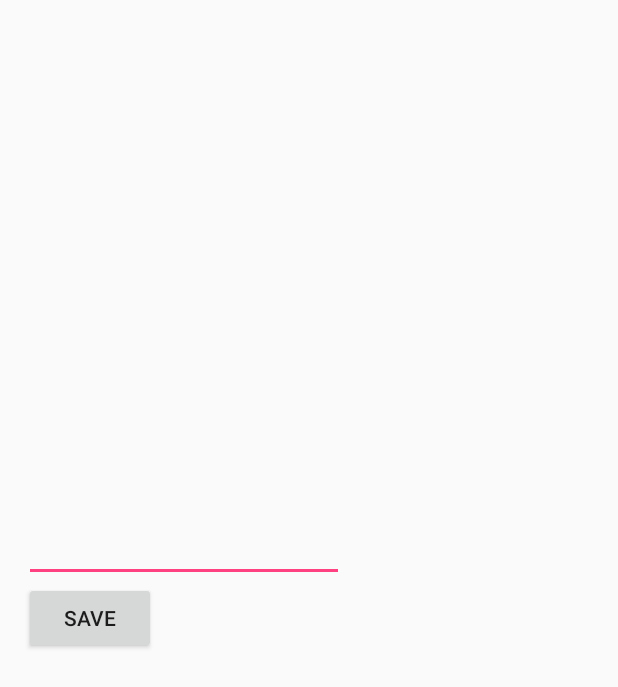
After one commit to SpoorthyB/Alisto, an Android app: the EditItemActivity screen opened directly, with no data from a screen before it, on a phone screen of 412 x 824 dp. The commit adds this screen. Shown: the top 687 px of the screen. Run offline under Robolectric (Android 15) with nearby library versions, the phone set to English and light mode, and no system bars.

Commit message:
added New Edit activity that displays selected ListItem

```diff
--- a/app/src/main/AndroidManifest.xml
+++ b/app/src/main/AndroidManifest.xml
@@ -18,6 +18,10 @@
                 <category android:name="android.intent.category.LAUNCHER" />
             </intent-filter>
         </activity>
+        <activity
+            android:name=".EditItemActivity"
+            android:label="@string/title_activity_edit_item"
+            android:theme="@style/AppTheme.NoActionBar"></activity>
     </application>
 
 </manifest>
--- /dev/null
+++ b/app/src/main/java/com/alisto/app/alisto/EditItemActivity.java
@@ -0,0 +1,22 @@
+package com.alisto.app.alisto;
+
+import android.os.Bundle;
+import android.support.v7.app.AppCompatActivity;
+import android.support.v7.widget.Toolbar;
+import android.widget.EditText;
+
+public class EditItemActivity extends AppCompatActivity {
+
+    EditText etEditTodo;
+    @Override
+    protected void onCreate(Bundle savedInstanceState) {
+        super.onCreate(savedInstanceState);
+        setContentView(R.layout.activity_edit_item);
+        Toolbar toolbar = (Toolbar) findViewById(R.id.toolbar);
+        setSupportActionBar(toolbar);
+        etEditTodo = (EditText)findViewById(R.id.etEditTodo);
+        String username = getIntent().getStringExtra("text");
+        etEditTodo.setText(username);
+    }
+
+}
--- a/app/src/main/java/com/alisto/app/alisto/MainActivity.java
+++ b/app/src/main/java/com/alisto/app/alisto/MainActivity.java
@@ -1,5 +1,6 @@
 package com.alisto.app.alisto;
 
+import android.content.Intent;
 import android.os.Bundle;
 import android.support.v7.app.AppCompatActivity;
 import android.support.v7.widget.Toolbar;
@@ -24,6 +25,7 @@ public class MainActivity extends AppCompatActivity {
     ArrayAdapter<String> itemsAdapter;
     ListView lvTodoList;
     EditText etEditText;
+    final int  REQUEST_CODE = 20;
 
     @Override
     protected void onCreate(Bundle savedInstanceState) {
@@ -43,6 +45,15 @@ public class MainActivity extends AppCompatActivity {
                 itemsAdapter.notifyDataSetChanged();
                 writeItems();
                 return true;
+            }
+        });
+        lvTodoList.setOnItemClickListener(new AdapterView.OnItemClickListener() {
+            @Override
+            public void onItemClick(AdapterView<?> adapterView, View view, int i, long l) {
+                Intent in = new Intent(MainActivity.this,EditItemActivity.class);
+                in.putExtra("position",i);
+                in.putExtra("text",lvTodoList.getItemAtPosition(i).toString());
+                startActivityForResult(in, REQUEST_CODE);
             }
         });
     }
--- /dev/null
+++ b/app/src/main/res/layout/activity_edit_item.xml
@@ -0,0 +1,42 @@
+<?xml version="1.0" encoding="utf-8"?>
+    <RelativeLayout xmlns:android="http://schemas.android.com/apk/res/android"
+    xmlns:app="http://schemas.android.com/apk/res-auto"
+    xmlns:tools="http://schemas.android.com/tools"
+    android:layout_width="match_parent"
+    android:layout_height="match_parent"
+    android:paddingBottom="@dimen/activity_vertical_margin"
+    android:paddingLeft="@dimen/activity_horizontal_margin"
+    android:paddingRight="@dimen/activity_horizontal_margin"
+    android:paddingTop="@dimen/activity_vertical_margin"
+    app:layout_behavior="@string/appbar_scrolling_view_behavior"
+    android:fitsSystemWindows="true"
+    tools:context="com.alisto.app.alisto.EditItemActivity">
+
+    <android.support.design.widget.AppBarLayout
+        android:layout_width="match_parent"
+        android:layout_height="wrap_content"
+        android:theme="@style/AppTheme.AppBarOverlay"
+        android:id="@+id/view">
+
+    </android.support.design.widget.AppBarLayout>
+
+    <EditText
+        android:layout_width="wrap_content"
+        android:layout_height="wrap_content"
+        android:inputType="textMultiLine"
+        android:ems="10"
+        android:id="@+id/etEditTodo"
+        android:layout_above="@+id/btnEdit"
+        android:layout_alignParentLeft="true"
+        android:layout_alignParentStart="true" />
+
+    <Button
+        android:layout_width="wrap_content"
+        android:layout_height="wrap_content"
+        android:text="@string/edit_button"
+        android:id="@+id/btnEdit"
+        android:layout_centerVertical="true"
+        android:layout_alignParentLeft="true"
+        android:layout_alignParentStart="true" />
+
+</RelativeLayout>
--- a/app/src/main/res/values/strings.xml
+++ b/app/src/main/res/values/strings.xml
@@ -3,4 +3,6 @@
     <string name="action_settings">Settings</string>
     <string name="new_button">ADD</string>
     <string name="add_item">Add a new item</string>
+    <string name="title_activity_edit_item">EditItemActivity</string>
+    <string name="edit_button">SAVE</string>
 </resources>
```
